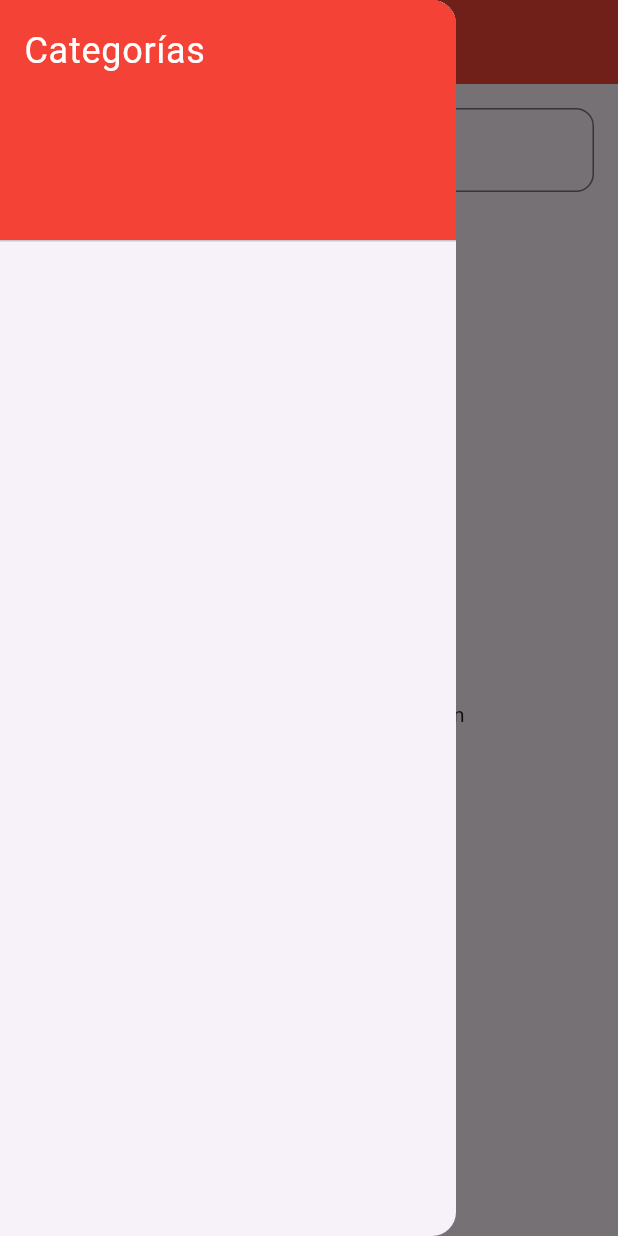
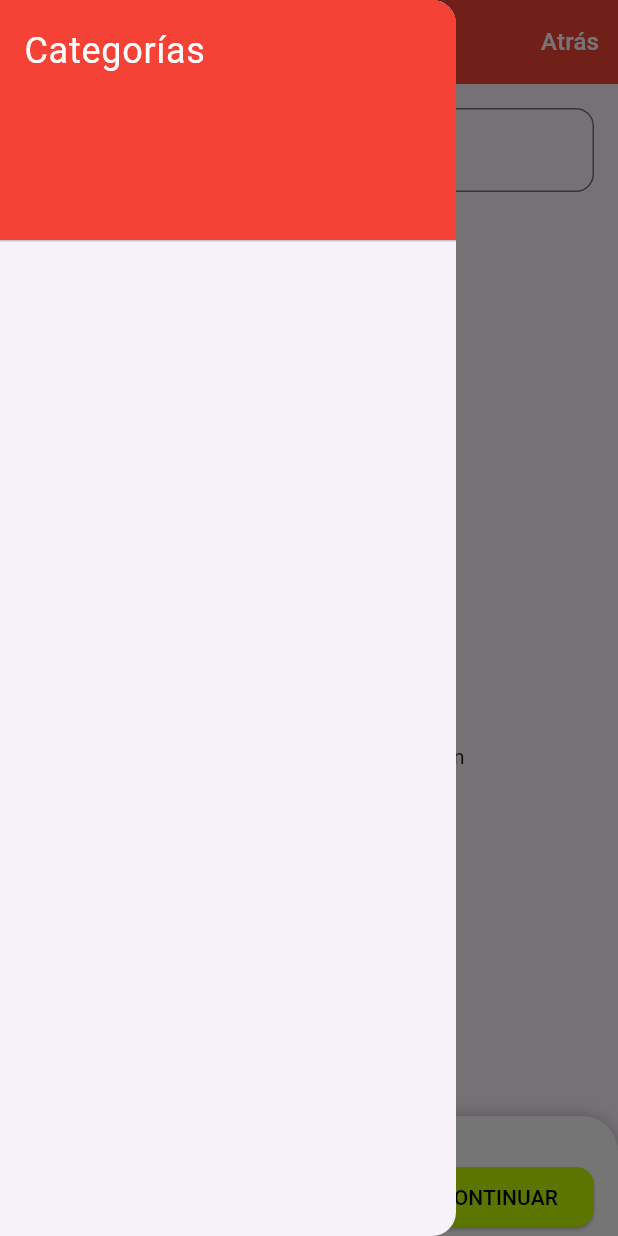
Before and after one commit to KnightBenji/command_app_ft, a Flutter app: the PedidoPage screen opened directly, with the side drawer open, on a phone screen of 412 x 824 dp. Run offline on Flutter 3.47's test engine with Material 3 defaults, Android fonts, the phone set to English and light mode, and no system bars; drawn by our look-alikes of sliding_up_panel; our stand-ins replace cloud_firestore, firebase_auth, firebase_core; accounts and stored records are empty.

Commit message:
pedido listo para enviar a cocina

```diff
--- a/lib/screens/mesero_page.dart
+++ b/lib/screens/mesero_page.dart
@@ -9,6 +9,7 @@ class MeseroPage extends StatelessWidget {
   Widget build(BuildContext context) {
     return Scaffold(
       appBar: AppBar(
+        automaticallyImplyLeading: false,
         title: const Text("Panel del Mesero"),
         backgroundColor: Colors.red,
         actions: [
--- a/lib/screens/pedido_page.dart
+++ b/lib/screens/pedido_page.dart
@@ -1,5 +1,8 @@
 import 'package:cloud_firestore/cloud_firestore.dart';
 import 'package:flutter/material.dart';
+import 'package:sliding_up_panel/sliding_up_panel.dart';
+import 'confirmacionPedido_page.dart';
+
 
 class PedidoPage extends StatefulWidget {
   const PedidoPage({super.key});
@@ -12,7 +15,23 @@ class _PedidoPageState extends State<PedidoPage> {
   String? categoriaSeleccionada;
   TextEditingController searchController = TextEditingController();
   String searchQuery = '';
-  Map<String, int> cantidades = {}; // Almacena cantidades por producto
+  Map<String, int> cantidades = {};
+  List<Map<String, dynamic>> pedido = [];
+  List<QueryDocumentSnapshot>? productosCargados;
+  bool cargandoProductos = true;
+
+  final PanelController _panelController = PanelController();
+
+  @override
+  void initState() {
+    super.initState();
+    obtenerProductos().then((datos) {
+      setState(() {
+        productosCargados = datos;
+        cargandoProductos = false;
+      });
+    });
+  }
 
   Future<List<QueryDocumentSnapshot>> obtenerProductos() async {
     final snapshot = await FirebaseFirestore.instance.collection('productos').get();
@@ -25,55 +44,28 @@ class _PedidoPageState extends State<PedidoPage> {
     return categorias;
   }
 
+  void actualizarPedido(String id, String nombre, int cantidad, int precio) {
+    setState(() {
+      pedido.removeWhere((item) => item['id'] == id);
+      if (cantidad > 0) {
+        pedido.add({
+          'id': id,
+          'nombre': nombre,
+          'cantidad': cantidad,
+        });
+      }
+    });
+  }
+
   @override
   Widget build(BuildContext context) {
-    return Scaffold(
-      appBar: AppBar(
-        title: const Text('Hacer Pedido'),
-        backgroundColor: Colors.red,
-      ),
-      drawer: Drawer(
-        child: FutureBuilder(
-          future: obtenerProductos(),
-          builder: (context, snapshot) {
-            if (snapshot.connectionState == ConnectionState.waiting) {
-              return const Center(child: CircularProgressIndicator());
+    if (cargandoProductos) {
+      return const Scaffold(
+        body: Center(child: CircularProgressIndicator()),
+      );
     }
-            if (snapshot.hasError) return const Center(child: Text("Error al cargar categorías"));
-            final productos = snapshot.data!;
-            final categorias = extraerCategorias(productos);
 
-            return ListView(
-              children: [
-                const DrawerHeader(
-                  decoration: BoxDecoration(color: Colors.red),
-                  child: Text('Categorías', style: TextStyle(color: Colors.white, fontSize: 24)),
-                ),
-                for (var cat in categorias)
-                  ListTile(
-                    title: Text(cat),
-                    selected: categoriaSeleccionada == cat,
-                    onTap: () {
-                      setState(() {
-                        categoriaSeleccionada = cat;
-                        Navigator.pop(context); // cerrar drawer
-                      });
-                    },
-                  )
-              ],
-            );
-          },
-        ),
-      ),
-      body: FutureBuilder(
-        future: obtenerProductos(),
-        builder: (context, snapshot) {
-          if (snapshot.connectionState == ConnectionState.waiting) {
-            return const Center(child: CircularProgressIndicator());
-          }
-          if (snapshot.hasError) return const Center(child: Text("Error al cargar productos"));
-          final productos = snapshot.data!;
-          final productosFiltrados = productos.where((producto) {
+    final productosFiltrados = productosCargados!.where((producto) {
       final nombre = producto['nombre'].toString().toLowerCase();
       final coincideBusqueda = nombre.contains(searchQuery.toLowerCase());
       final coincideCategoria = categoriaSeleccionada == null ||
@@ -81,7 +73,69 @@ class _PedidoPageState extends State<PedidoPage> {
       return coincideBusqueda && coincideCategoria;
     }).toList();
 
-          return Padding(
+    return Scaffold(
+      appBar: AppBar(
+        title: const Text('Hacer Pedido'),
+        backgroundColor: Colors.red,
+        actions: [
+          TextButton(
+            onPressed: () {
+              showDialog(
+                context: context,
+                builder: (context) => AlertDialog(
+                  title: const Text("¿Deshacer pedido?"),
+                  content: const Text("¿Estás seguro de que deseas volver y cancelar este pedido?"),
+                  actions: [
+                    TextButton(
+                      onPressed: () => Navigator.pop(context),
+                      child: const Text("Cancelar"),
+                    ),
+                    TextButton(
+                      onPressed: () {
+                        Navigator.pop(context);
+                        Navigator.pop(context);
+                      },
+                      child: const Text("Sí, volver"),
+                    ),
+                  ],
+                ),
+              );
+            },
+            child: const Text(
+              "Atrás",
+              style: TextStyle(color: Colors.white, fontSize: 16),
+            ),
+          )
+        ],
+      ),
+      drawer: Drawer(
+        child: ListView(
+          children: [
+            const DrawerHeader(
+              decoration: BoxDecoration(color: Colors.red),
+              child: Text('Categorías', style: TextStyle(color: Colors.white, fontSize: 24)),
+            ),
+            for (var cat in extraerCategorias(productosCargados!))
+              ListTile(
+                title: Text(cat),
+                selected: categoriaSeleccionada == cat,
+                onTap: () {
+                  setState(() {
+                    categoriaSeleccionada = cat;
+                    Navigator.pop(context);
+                  });
+                },
+              )
+          ],
+        ),
+      ),
+      body: SlidingUpPanel(
+        controller: _panelController,
+        minHeight: 80,
+        maxHeight: 250,
+        borderRadius: const BorderRadius.vertical(top: Radius.circular(24)),
+        panelBuilder: (sc) => _buildResumenPedido(sc),
+        body: Padding(
           padding: const EdgeInsets.all(16),
           child: Column(
             children: [
@@ -122,7 +176,9 @@ class _PedidoPageState extends State<PedidoPage> {
                                   Column(
                                     crossAxisAlignment: CrossAxisAlignment.start,
                                     children: [
-                                        Text(nombre, style: const TextStyle(fontWeight: FontWeight.bold, fontSize: 20)),
+                                      Text(nombre,
+                                          style: const TextStyle(
+                                              fontWeight: FontWeight.bold, fontSize: 20)),
                                       const SizedBox(height: 4),
                                       Text('Precio: \$${precio.toString()}'),
                                     ],
@@ -132,13 +188,24 @@ class _PedidoPageState extends State<PedidoPage> {
                                       IconButton(
                                         icon: const Icon(Icons.remove),
                                         onPressed: cantidades[id]! > 0
-                                              ? () => setState(() => cantidades[id] = cantidades[id]! - 1)
+                                            ? () {
+                                                setState(() {
+                                                  cantidades[id] = cantidades[id]! - 1;
+                                                });
+                                                actualizarPedido(id, nombre, cantidades[id]!, precio);
+                                              }
                                             : null,
                                       ),
-                                        Text('${cantidades[id]}', style: const TextStyle(fontSize: 20)),
+                                      Text('${cantidades[id]}',
+                                          style: const TextStyle(fontSize: 20)),
                                       IconButton(
                                         icon: const Icon(Icons.add),
-                                          onPressed: () => setState(() => cantidades[id] = cantidades[id]! + 1),
+                                        onPressed: () {
+                                          setState(() {
+                                            cantidades[id] = cantidades[id]! + 1;
+                                          });
+                                          actualizarPedido(id, nombre, cantidades[id]!, precio);
+                                        },
                                       ),
                                     ],
                                   ),
@@ -151,9 +218,62 @@ class _PedidoPageState extends State<PedidoPage> {
               ),
             ],
           ),
+        ),
+      ),
+    );
+  }
+
+  Widget _buildResumenPedido(ScrollController sc) {
+    return Column(
+      children: [
+        const SizedBox(height: 12),
+        Container(
+          width: 40,
+          height: 6,
+          decoration: BoxDecoration(
+            color: Colors.grey[300],
+            borderRadius: BorderRadius.circular(12),
+          ),
+        ),
+        Padding(
+          padding: const EdgeInsets.symmetric(horizontal: 16, vertical: 12),
+          child: Row(
+            mainAxisAlignment: MainAxisAlignment.spaceBetween,
+            children: [
+              Text("${pedido.length} PRODUCTOS", style: const TextStyle(fontWeight: FontWeight.bold)),
+              ElevatedButton(
+                style: ElevatedButton.styleFrom(
+                  backgroundColor: Colors.limeAccent[400],
+                  foregroundColor: Colors.black,
+                  shape: RoundedRectangleBorder(borderRadius: BorderRadius.circular(12)),
+                ),
+                    onPressed: () {
+                    Navigator.push(
+                    context,
+                    MaterialPageRoute(
+                        builder: (context) => ConfirmacionPedidoPage(pedido: pedido),
+                      ),
+                    );
+                  },
+
+                child: const Text("CONTINUAR"),
+              )
+            ],
+          ),
+        ),
+        Expanded(
+          child: ListView.builder(
+            controller: sc,
+            itemCount: pedido.length,
+            itemBuilder: (context, index) {
+              final item = pedido[index];
+              return ListTile(
+                title: Text("${item['cantidad']} x ${item['nombre']}"),
               );
             },
           ),
+        )
+      ],
     );
   }
 }
--- a/pubspec.yaml
+++ b/pubspec.yaml
@@ -28,6 +28,8 @@ environment:
 # the latest version available on pub.dev. To see which dependencies have newer
 # versions available, run `flutter pub outdated`.
 dependencies:
+
+  sliding_up_panel: ^2.0.0+1
   flutter:
     sdk: flutter
 
```
Also changed, not shown: lib/screens/confirmacionPedido_page.dart (added, +65 -0 lines), pubspec.lock. Lines whose indentation alone changed are shown as unchanged.
